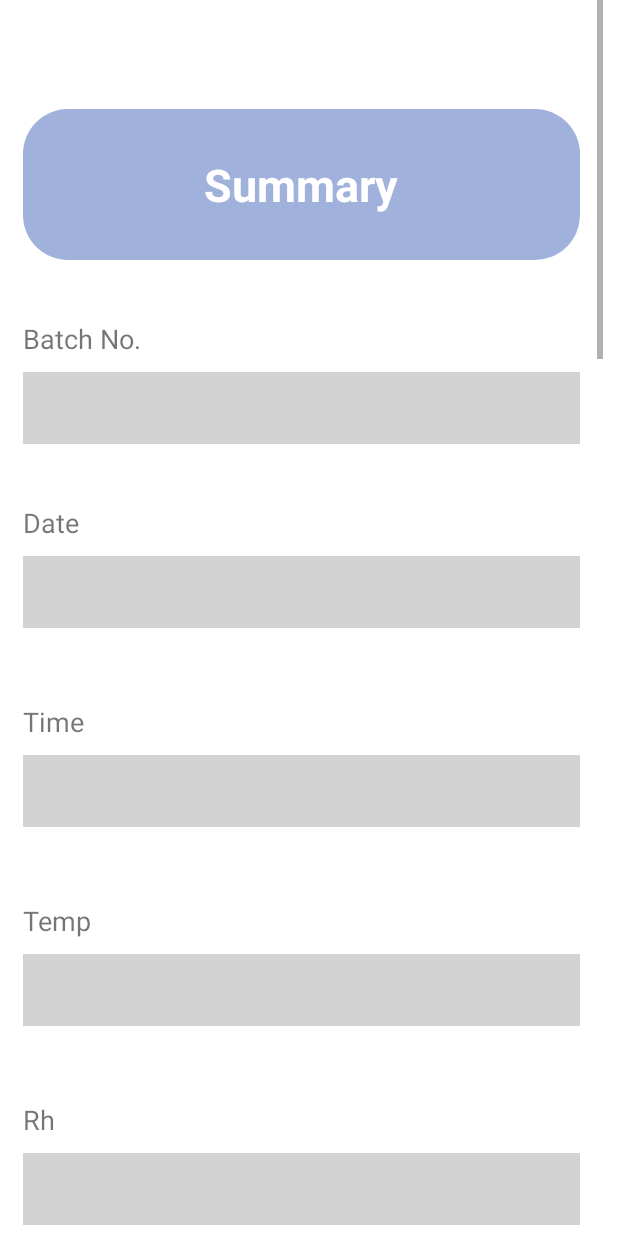
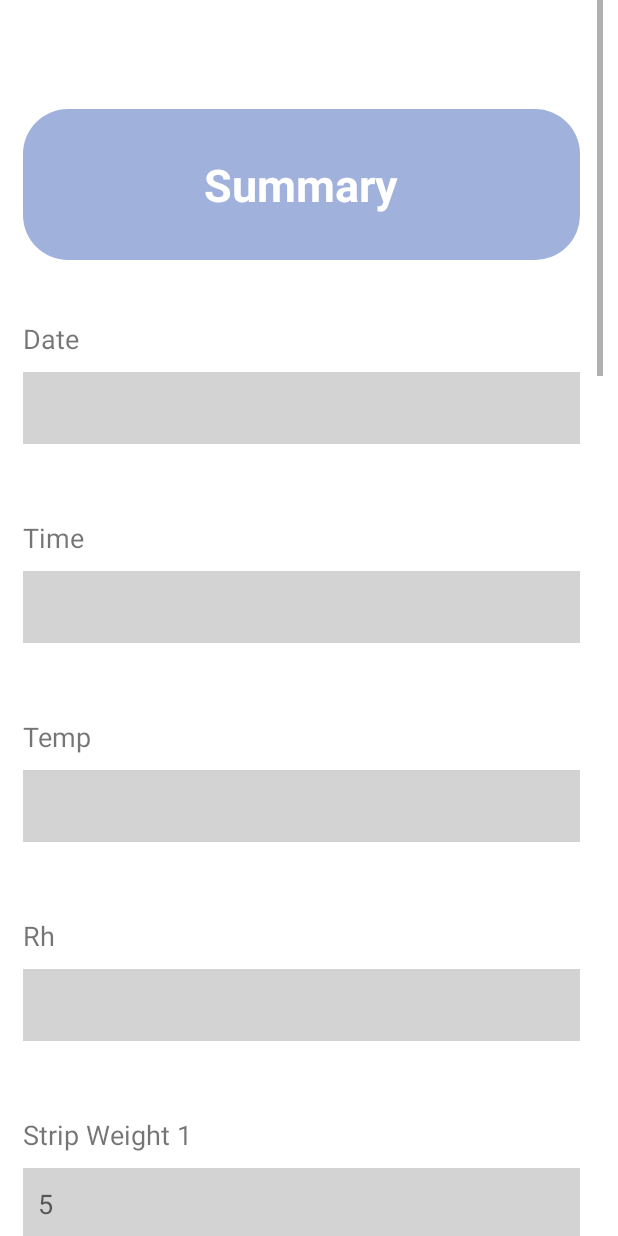
Before and after one commit to dalisofttechnologies/DSGroup, an Android app: the LeakTestSummary_Activity screen opened directly, with no data from a screen before it, on a phone screen of 412 x 824 dp. Run offline under Robolectric (Android 15) with nearby library versions, the light colour scheme and no system bars; 1 statement that could not run was skipped.

Commit message:
Currrent Batch no per machine updated

```diff
--- a/app/src/main/java/com/example/sd100testapp/ConnectionHelper.java
+++ b/app/src/main/java/com/example/sd100testapp/ConnectionHelper.java
@@ -17,13 +17,13 @@ public class ConnectionHelper {
         //192.168.1.247
         //192.168.0.102
         //172.168.1.200
-        ip = "192.168.88.103";
-        database = "DS6";
+        ip = "172.168.1.200";
+        database = "DS";
         port = "1433";
-        uname = "Shubh";
-        pass = "123456";
-//        uname = "admin";
-//        pass = "ds@123";
+//        uname = "Shubh";
+//        pass = "123456";
+        uname = "admin";
+        pass = "ds@123";
         StrictMode.ThreadPolicy policy = new StrictMode.ThreadPolicy.Builder().permitAll().build();
         StrictMode.setThreadPolicy(policy);
         Connection connection = null;
--- a/app/src/main/java/com/example/sd100testapp/ICBox_Activity.java
+++ b/app/src/main/java/com/example/sd100testapp/ICBox_Activity.java
@@ -57,7 +57,7 @@ public class ICBox_Activity extends AppCompatActivity implements AdapterView.OnI
         String machineidvalue = com.example.sd100testapp.DataHolder.getInstance().getData2();
         MCID.setText(machineidvalue);
         String timeStamp = DatabaseCall.getData().FetchData("Select * from GetProdDate", 1);
-        icbatchno.setText(com.example.sd100testapp.DatabaseCall.getData().FetchData("Select * from BatchExecution WHERE Status = 1 and ProdDate = CAST('"+timeStamp+"' as date)", 11));
+        icbatchno.setText(com.example.sd100testapp.DatabaseCall.getData().FetchData("Select * from BatchExecution WHERE Status = 1 and ProdDate = CAST('"+timeStamp+"' as date) AND MachineSLN = '"+ machineidvalue +"'", 11));
         Log.e("Here",icbatchno.toString());
         String productCode = com.example.sd100testapp.DatabaseCall.getData().FetchData("Select * from BatchExecution WHERE Status = 1 AND CONVERT(date, ProdDate) = '" + timeStamp + "' AND MachineSLN = '"+ machineidvalue +"'", 2);
         String stockType = com.example.sd100testapp.DatabaseCall.getData().FetchData("Select * from BatchExecution WHERE Status = 1 AND CONVERT(date, ProdDate) = '" + timeStamp + "' AND MachineSLN = '"+ machineidvalue +"'", 3);
--- a/app/src/main/java/com/example/sd100testapp/LeakTestSummary_Activity.java
+++ b/app/src/main/java/com/example/sd100testapp/LeakTestSummary_Activity.java
@@ -36,7 +36,6 @@ public class LeakTestSummary_Activity extends AppCompatActivity {
         setContentView(R.layout.activity_leak_test_summary);
 
         Leaktestsubmit = findViewById(R.id.leaktestnextbtnsum);
-        LeakTestBatchNoValue = findViewById(R.id.leaktestbatchnosum);
         LeakTestDateValue = findViewById(R.id.leaktestdatesum);
         LeakTestShiftValue = findViewById(R.id.leaktestshiftsum);
         LeakTestTimeValue = findViewById(R.id.leaktesttimesum);
@@ -67,7 +66,6 @@ public class LeakTestSummary_Activity extends AppCompatActivity {
         String productVariant = com.example.sd100testapp.DatabaseCall.getData().FetchData("Select * from ProductVariant WHERE ProductCode ='" + productCode + "' AND ProductStockType ='" + stockType + "'", 6);
         SKUID.setText(productVariant);
 
-        String LeakTestBatchNo = getIntent().getStringExtra("LeakTestBatchNo");
         String LeakTestDate = getIntent().getStringExtra("LeakTestDate");
         String LeakTestShift = getIntent().getStringExtra("LeakTestShift");
         String LeakTestTime = getIntent().getStringExtra("LeakTestTime");
@@ -93,7 +91,6 @@ public class LeakTestSummary_Activity extends AppCompatActivity {
         String ProductStockType = getIntent().getStringExtra("ProductStockType");
 
 
-        LeakTestBatchNoValue.setText(LeakTestBatchNo);
         LeakTestDateValue.setText(LeakTestDate);
         LeakTestShiftValue.setText(LeakTestShift);
         LeakTestTimeValue.setText(LeakTestTime);
--- a/app/src/main/java/com/example/sd100testapp/Leaktest_Activity.java
+++ b/app/src/main/java/com/example/sd100testapp/Leaktest_Activity.java
@@ -38,7 +38,6 @@ public class Leaktest_Activity extends AppCompatActivity implements AdapterView.
         setContentView(R.layout.activity_leaktest);
 
         navigate10 = findViewById(R.id.leaktestnextbtn);
-        LeakTestBatchNo = findViewById(R.id.leaktestbatchno);
         LeakTestDate = findViewById(R.id.leaktestdate);
         LeakTestTime = findViewById(R.id.leaktesttime);
         LeakTestTemp = findViewById(R.id.leaktesttemp);
@@ -72,7 +71,6 @@ public class Leaktest_Activity extends AppCompatActivity implements AdapterView.
         navigate10.setOnClickListener(new View.OnClickListener() {
             @Override
             public void onClick(View view) {
-                String LeakTestBatchNoValue = LeakTestBatchNo.getText().toString();
                 String LeakTestDateValue = LeakTestDate.getText().toString();
                 String LeakTestTimeValue = LeakTestTime.getText().toString();
                 String LeakTestTempValue = LeakTestTemp.getText().toString();
@@ -84,7 +82,7 @@ public class Leaktest_Activity extends AppCompatActivity implements AdapterView.
                 String LeakTestStripWt2Value = LeakTestStripWt2.getText().toString();
                 String LeakTestStripWt3Value = LeakTestStripWt3.getText().toString();
                 String LeakTestStripWt4Value = LeakTestStripWt4.getText().toString();
-                if (LeakTestTempValue.matches("") || LeakTestRhValue.matches("") || LeakTestNoEmptyValue.matches("") || LeakTestSampleSizeValue.matches("") || LeakTestNoLeakValue.matches("") || LeakTestBatchNoValue.matches("")) {
+                if (LeakTestTempValue.matches("") || LeakTestRhValue.matches("") || LeakTestNoEmptyValue.matches("") || LeakTestSampleSizeValue.matches("") || LeakTestNoLeakValue.matches("")) {
                     Toast.makeText(getApplicationContext(), "Please fill all entries", Toast.LENGTH_SHORT).show();
                     return;
                 }
@@ -96,7 +94,6 @@ public class Leaktest_Activity extends AppCompatActivity implements AdapterView.
                 Boolean LeakTestLiningValue = LeakTestLining.isChecked();
 
                 Intent intent = new Intent(Leaktest_Activity.this, LeakTestSummary_Activity.class);
-                intent.putExtra("LeakTestBatchNo", LeakTestBatchNoValue);
                 intent.putExtra("LeakTestDate", LeakTestDateValue);
                 intent.putExtra("LeakTestTime", LeakTestTimeValue);
                 intent.putExtra("LeakTestTemp", LeakTestTempValue);
--- a/app/src/main/java/com/example/sd100testapp/MCBox_Activity.java
+++ b/app/src/main/java/com/example/sd100testapp/MCBox_Activity.java
@@ -61,7 +61,7 @@ public class MCBox_Activity extends AppCompatActivity implements AdapterView.OnI
         String stockType = com.example.sd100testapp.DatabaseCall.getData().FetchData("Select * from BatchExecution WHERE Status = 1 AND CONVERT(date, ProdDate) = '" + timeStamp + "'AND MachineSLN = '"+ machineidvalue +"'", 3);
         String productVariant = com.example.sd100testapp.DatabaseCall.getData().FetchData("Select * from ProductVariant WHERE ProductCode ='" + productCode + "' AND ProductStockType ='" + stockType + "'", 6);
         SKUID.setText(productVariant);
-        MCBatchNo.setText(com.example.sd100testapp.DatabaseCall.getData().FetchData("Select * from BatchExecution WHERE Status = 1 and ProdDate = CAST('"+timeStamp+"' as date)", 8));
+        MCBatchNo.setText(com.example.sd100testapp.DatabaseCall.getData().FetchData("Select * from BatchExecution WHERE Status = 1 and ProdDate = CAST('"+timeStamp+"' as date) AND MachineSLN = '"+ machineidvalue +"'", 8));
         WtRangeMin.setText(com.example.sd100testapp.DatabaseCall.getData().FetchData("Select TOP 1 * from QAMC ORDER BY ProdDate DESC", 7));
         WtRangeStd.setText(com.example.sd100testapp.DatabaseCall.getData().FetchData("Select TOP 1 * from QAMC ORDER BY ProdDate DESC", 8));
         WtRangeMax.setText(com.example.sd100testapp.DatabaseCall.getData().FetchData("Select TOP 1 * from QAMC ORDER BY ProdDate DESC", 9));
--- a/app/src/main/java/com/example/sd100testapp/Strip_Activity.java
+++ b/app/src/main/java/com/example/sd100testapp/Strip_Activity.java
@@ -70,7 +70,7 @@ public class Strip_Activity extends AppCompatActivity implements AdapterView.OnI
         String stockType = com.example.sd100testapp.DatabaseCall.getData().FetchData("Select * from BatchExecution WHERE Status = 1 AND CONVERT(date, ProdDate) = '" + timeStamp + "' AND MachineSLN = '"+ machineidvalue +"'", 3);
         String productVariant = com.example.sd100testapp.DatabaseCall.getData().FetchData("Select * from ProductVariant WHERE ProductCode ='" + productCode + "' AND ProductStockType ='" + stockType + "'", 6);
         SKUID.setText(productVariant);
-        BatchNo.setText(com.example.sd100testapp.DatabaseCall.getData().FetchData("Select * from BatchExecution WHERE Status = 1 and ProdDate = CAST('" + timeStamp + "' as date)", 8));
+        BatchNo.setText(com.example.sd100testapp.DatabaseCall.getData().FetchData("Select * from BatchExecution WHERE Status = 1 and ProdDate = CAST('" + timeStamp + "' as date) AND MachineSLN = '"+ machineidvalue +"'", 8));
         WtRangeMin.setText(com.example.sd100testapp.DatabaseCall.getData().FetchData("Select TOP 1 * from QAStrip ORDER BY ProdDate DESC", 6));
         WtRangeStd.setText(com.example.sd100testapp.DatabaseCall.getData().FetchData("Select TOP 1 * from QAStrip ORDER BY ProdDate DESC", 7));
         WtRangeMax.setText(com.example.sd100testapp.DatabaseCall.getData().FetchData("Select TOP 1 * from QAStrip ORDER BY ProdDate DESC", 8));
--- a/app/src/main/res/layout/activity_leak_test_summary.xml
+++ b/app/src/main/res/layout/activity_leak_test_summary.xml
@@ -62,25 +62,6 @@
                 tools:ignore="HardcodedText" />
         </LinearLayout>
 
-        <TextView
-            android:layout_width="match_parent"
-            android:layout_height="wrap_content"
-            android:layout_marginTop="40dp"
-            android:text="Batch No."
-            android:textSize="18sp" />
-
-        <EditText
-            android:id="@+id/leaktestbatchnosum"
-            android:layout_width="match_parent"
-            android:layout_height="wrap_content"
-            android:layout_marginTop="10dp"
-            android:background="#D3D3D3"
-            android:enabled="false"
-            android:inputType="none"
-            android:minHeight="48dp"
-            android:padding="10dp"
-            android:text=""
-            android:textColor="@color/black" />
 
         <TextView
             android:layout_width="match_parent"
```
Also changed, not shown: app/src/main/res/layout/activity_leaktest.xml (+0 -16 lines).
